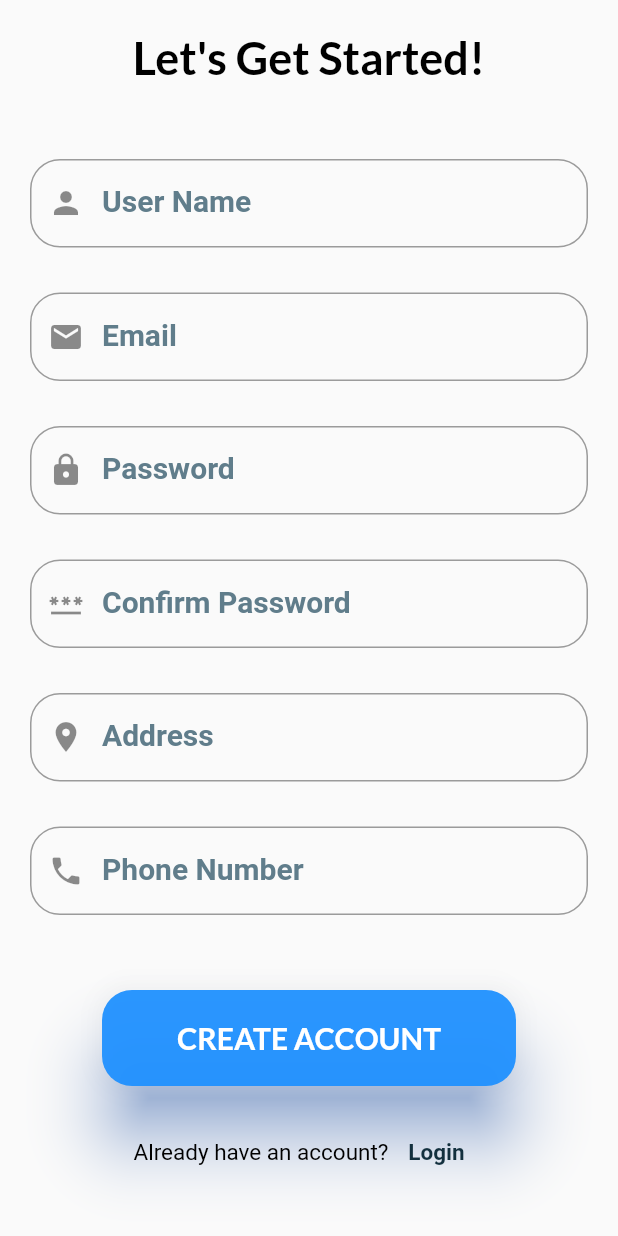
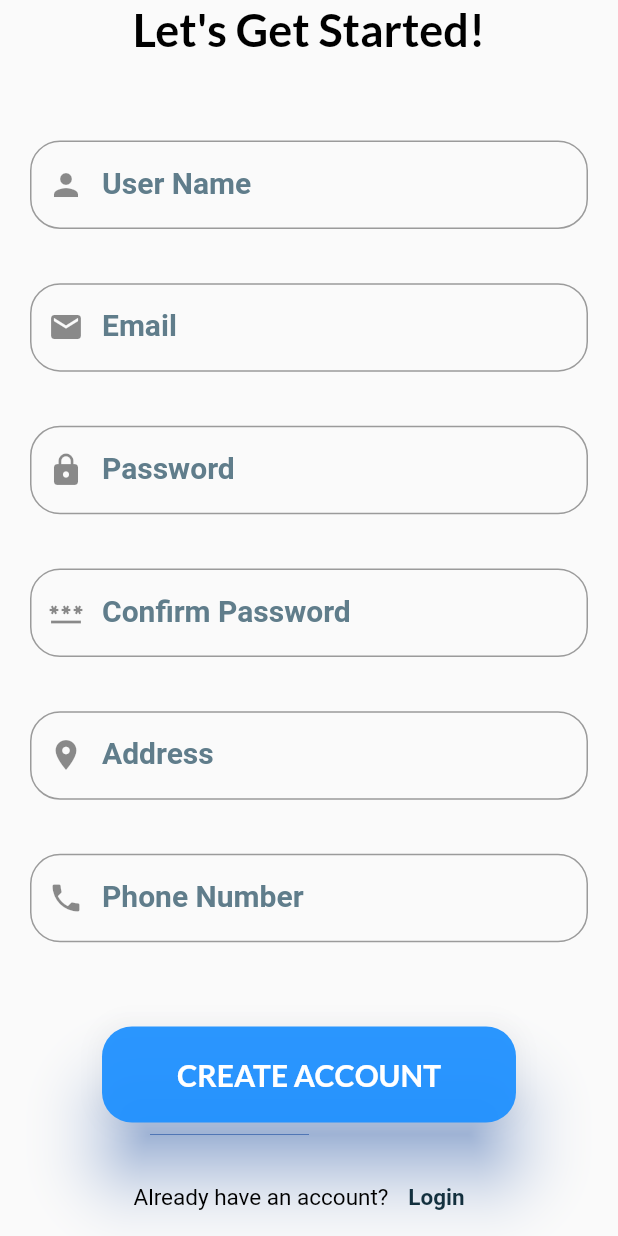
Before and after one commit to MuhammadSalmanAhmad/Tourify, a Flutter app: the screen it shows after launch, after a tap on "Login", after a tap on "Sign-Up", on a phone screen of 412 x 824 dp. Run offline on Flutter 3.47's test engine with Material 2 defaults, Android fonts, the phone set to English and light mode, and no system bars; our stand-ins replace cloud_firestore, firebase_auth, firebase_core, fluttertoast, google_fonts, smooth_page_indicator; accounts and stored records are empty.

```diff
--- a/tourify/lib/CompanyFlow/Company_Login_Authentication/company_login.dart
+++ b/tourify/lib/CompanyFlow/Company_Login_Authentication/company_login.dart
@@ -20,7 +20,8 @@ class _CompanySignInState extends State<CompanySignIn> {
   Widget build(BuildContext context) {
     return Scaffold(
       body: SingleChildScrollView(
-        child: Padding(
+        child: Container(
+          height: MediaQuery.of(context).size.height,
           padding: const EdgeInsets.symmetric(horizontal: 20),
           child: Form(
             key: _formKey,
--- a/tourify/lib/CompanyFlow/Company_Login_Authentication/registeration.dart
+++ b/tourify/lib/CompanyFlow/Company_Login_Authentication/registeration.dart
@@ -32,13 +32,13 @@ class _CompanyRegisterationState extends State<CompanyRegisteration> {
   final fireStore=FirebaseFirestore.instance.collection('Company');
   Widget build(BuildContext context) {
     return Scaffold(
-      body: Container(
+      body: SingleChildScrollView(
+        child: Container(
           padding: const EdgeInsets.symmetric(horizontal: 20, vertical: 20),
           height: MediaQuery.of(context).size.height,
           width: MediaQuery.of(context).size.width,
           child: Form(
               key: _formKey,
-            child: SingleChildScrollView(
               child: Column(
                 mainAxisAlignment: MainAxisAlignment.spaceAround,
                 crossAxisAlignment: CrossAxisAlignment.center,
@@ -295,8 +295,8 @@ class _CompanyRegisterationState extends State<CompanyRegisteration> {
                     ],
                   )
                 ],
+              )),
         ),
-            )),
       ),
     );  ;
   }
--- a/tourify/lib/user_Auth_login_screens/SignIn.dart
+++ b/tourify/lib/user_Auth_login_screens/SignIn.dart
@@ -20,7 +20,9 @@ class _SignInScreenState extends State<SignInScreen> {
   Widget build(BuildContext context) {
     return Scaffold(
       body: SingleChildScrollView(
-        child: Padding(
+        child: Container(
+          height: MediaQuery.of(context).size.height,
+
           padding: const EdgeInsets.symmetric(horizontal: 20),
           child: Form(
             key: _formKey,
--- a/tourify/lib/user_Auth_login_screens/SignUp.dart
+++ b/tourify/lib/user_Auth_login_screens/SignUp.dart
@@ -32,13 +32,13 @@ class _SignUpScreenState extends State<SignUpScreen> {
   final auth = FirebaseAuth.instance;
   Widget build(BuildContext context) {
     return Scaffold(
-      body: Container(
-        padding: const EdgeInsets.symmetric(horizontal: 20, vertical: 20),
-        height: MediaQuery.of(context).size.height,
-        width: MediaQuery.of(context).size.width,
-        child: Form(
-            key: _formKey,
-            child: SingleChildScrollView(
+      body: SingleChildScrollView(
+        child: Container(
+          padding: const EdgeInsets.symmetric(horizontal: 20,),
+          height: MediaQuery.of(context).size.height,
+          width: MediaQuery.of(context).size.width,
+          child: Form(
+              key: _formKey,
               child: Column(
                 mainAxisAlignment: MainAxisAlignment.spaceAround,
                 crossAxisAlignment: CrossAxisAlignment.center,
@@ -273,8 +273,8 @@ class _SignUpScreenState extends State<SignUpScreen> {
                     ],
                   )
                 ],
-              ),
-            )),
+              )),
+        ),
       ),
     );
   }
```
Also changed, not shown: tourify/lib/CompanyFlow/company_homescreen.dart (added, +15 -0 lines). Lines whose indentation alone changed are shown as unchanged.
